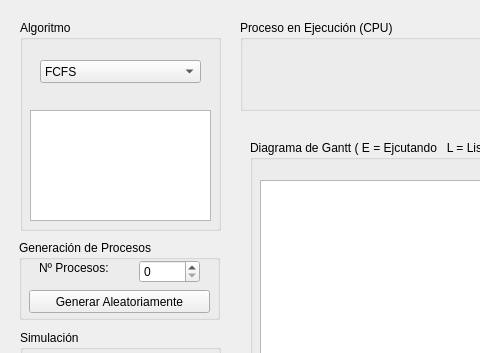
Old version of the form Forms/mainwindow.ui in the repository Jesus6405/process_scheduler_simulator; both pictures show x 0 to 480 and y 0 to 353 of the 1200 by 750 pixel window.
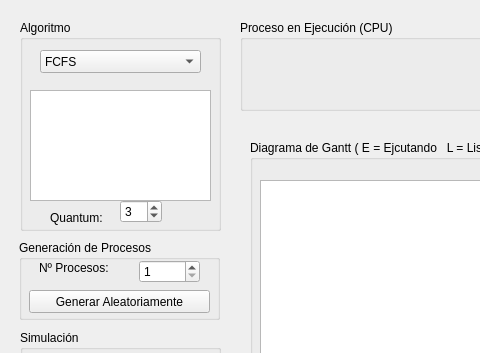
New version of the form.

Patch:
```diff
--- a/Forms/mainwindow.ui
+++ b/Forms/mainwindow.ui
@@ -36,7 +36,7 @@
      <property name="geometry">
       <rect>
        <x>20</x>
-       <y>40</y>
+       <y>30</y>
        <width>161</width>
        <height>23</height>
       </rect>
@@ -81,12 +81,44 @@
      <property name="geometry">
       <rect>
        <x>10</x>
-       <y>90</y>
+       <y>70</y>
        <width>181</width>
        <height>111</height>
       </rect>
      </property>
     </widget>
+    <widget class="QLabel" name="quantumLabel">
+     <property name="geometry">
+      <rect>
+       <x>30</x>
+       <y>190</y>
+       <width>71</width>
+       <height>16</height>
+      </rect>
+     </property>
+     <property name="text">
+      <string>Quantum:</string>
+     </property>
+    </widget>
+    <widget class="QSpinBox" name="quantumSpinBox">
+     <property name="geometry">
+      <rect>
+       <x>100</x>
+       <y>180</y>
+       <width>42</width>
+       <height>23</height>
+      </rect>
+     </property>
+     <property name="minimum">
+      <number>1</number>
+     </property>
+     <property name="maximum">
+      <number>20</number>
+     </property>
+     <property name="value">
+      <number>3</number>
+     </property>
+    </widget>
    </widget>
    <widget class="QGroupBox" name="groupBox">
     <property name="geometry">
@@ -428,6 +460,9 @@
        <height>23</height>
       </rect>
      </property>
+     <property name="minimum">
+      <number>1</number>
+     </property>
     </widget>
     <widget class="QLabel" name="label">
      <property name="geometry">
```
